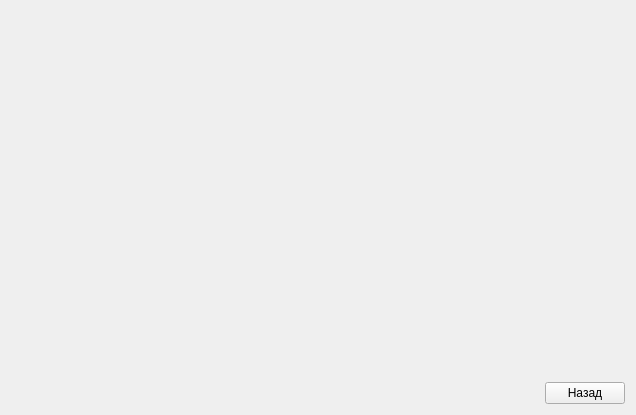
The window that stockoutforma.ui (Lelius/protyazhka) describes before a commit, drawn with Qt 5.
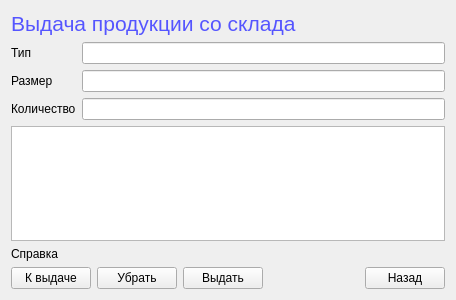
The same window after the commit.

Commit message: Начал работать с StockOutForma. Принцип тот же как и у StockInForma. И мелкие правки.

The edit to the form file:
```diff
--- a/stockoutforma.ui
+++ b/stockoutforma.ui
@@ -6,46 +6,113 @@
    <rect>
     <x>0</x>
     <y>0</y>
-    <width>636</width>
-    <height>415</height>
+    <width>456</width>
+    <height>300</height>
    </rect>
   </property>
   <property name="windowTitle">
    <string>Form</string>
   </property>
+  <layout class="QGridLayout" name="gridLayout_2">
+   <item row="0" column="0">
+    <layout class="QVBoxLayout" name="verticalLayout">
+     <item>
+      <widget class="QLabel" name="labelOutStockTopText">
+       <property name="text">
+        <string>&lt;html&gt;&lt;head/&gt;&lt;body&gt;&lt;p&gt;&lt;span style=&quot; font-size:16pt; color:#5555ff;&quot;&gt;Выдача продукции со склада&lt;/span&gt;&lt;/p&gt;&lt;/body&gt;&lt;/html&gt;</string>
+       </property>
+      </widget>
+     </item>
+     <item>
   <layout class="QGridLayout" name="gridLayout">
+       <item row="0" column="0">
+        <widget class="QLabel" name="labelOutType">
+         <property name="text">
+          <string>Тип</string>
+         </property>
+        </widget>
+       </item>
    <item row="0" column="1">
-    <spacer name="verticalSpacer">
-     <property name="orientation">
-      <enum>Qt::Vertical</enum>
-     </property>
-     <property name="sizeHint" stdset="0">
-      <size>
-       <width>20</width>
-       <height>358</height>
-      </size>
-     </property>
-    </spacer>
+        <widget class="QLineEdit" name="lineEditOutType"/>
    </item>
    <item row="1" column="0">
+        <widget class="QLabel" name="labelOutSize">
+         <property name="text">
+          <string>Размер</string>
+         </property>
+        </widget>
+       </item>
+       <item row="1" column="1">
+        <widget class="QLineEdit" name="lineEditOutSize"/>
+       </item>
+       <item row="2" column="0">
+        <widget class="QLabel" name="labelOutNumber">
+         <property name="text">
+          <string>Количество</string>
+         </property>
+        </widget>
+       </item>
+       <item row="2" column="1">
+        <widget class="QLineEdit" name="lineEditOutNumber"/>
+       </item>
+      </layout>
+     </item>
+     <item>
+      <widget class="QTableView" name="tableViewOutStock"/>
+     </item>
+     <item>
+      <widget class="QLabel" name="labelOutTextCostOfWork">
+       <property name="text">
+        <string>Справка</string>
+       </property>
+      </widget>
+     </item>
+     <item>
+      <layout class="QHBoxLayout" name="horizontalLayout">
+       <item>
+        <widget class="QPushButton" name="pushButtonAddTempOut">
+         <property name="text">
+          <string>К выдаче</string>
+         </property>
+        </widget>
+       </item>
+       <item>
+        <widget class="QPushButton" name="pushButtonDelTempOut">
+         <property name="text">
+          <string>Убрать</string>
+         </property>
+        </widget>
+       </item>
+       <item>
+        <widget class="QPushButton" name="pushButtonOutStock">
+         <property name="text">
+          <string>Выдать</string>
+         </property>
+        </widget>
+       </item>
+       <item>
     <spacer name="horizontalSpacer">
      <property name="orientation">
       <enum>Qt::Horizontal</enum>
      </property>
      <property name="sizeHint" stdset="0">
       <size>
-       <width>524</width>
+           <width>40</width>
        <height>20</height>
       </size>
      </property>
     </spacer>
    </item>
-   <item row="1" column="1">
+       <item>
     <widget class="QPushButton" name="pushButtonStockOut">
      <property name="text">
       <string>Назад</string>
      </property>
     </widget>
+       </item>
+      </layout>
+     </item>
+    </layout>
    </item>
   </layout>
  </widget>
```
Lines whose indentation alone changed are shown as unchanged. The commit also changes 6 other files.
